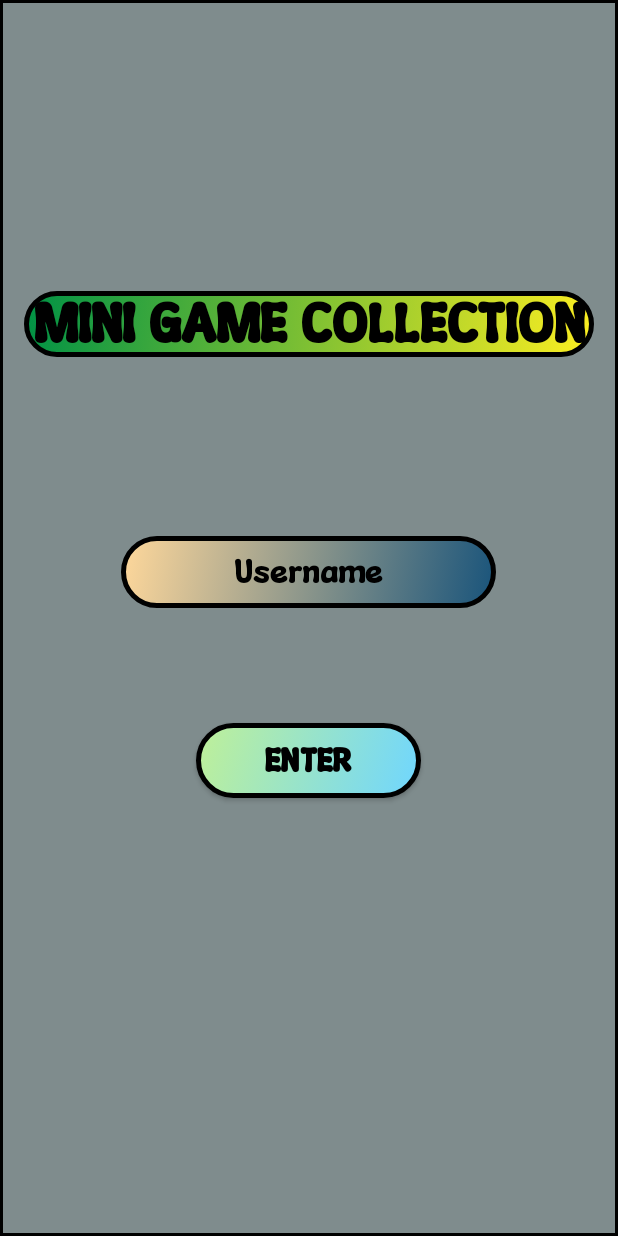
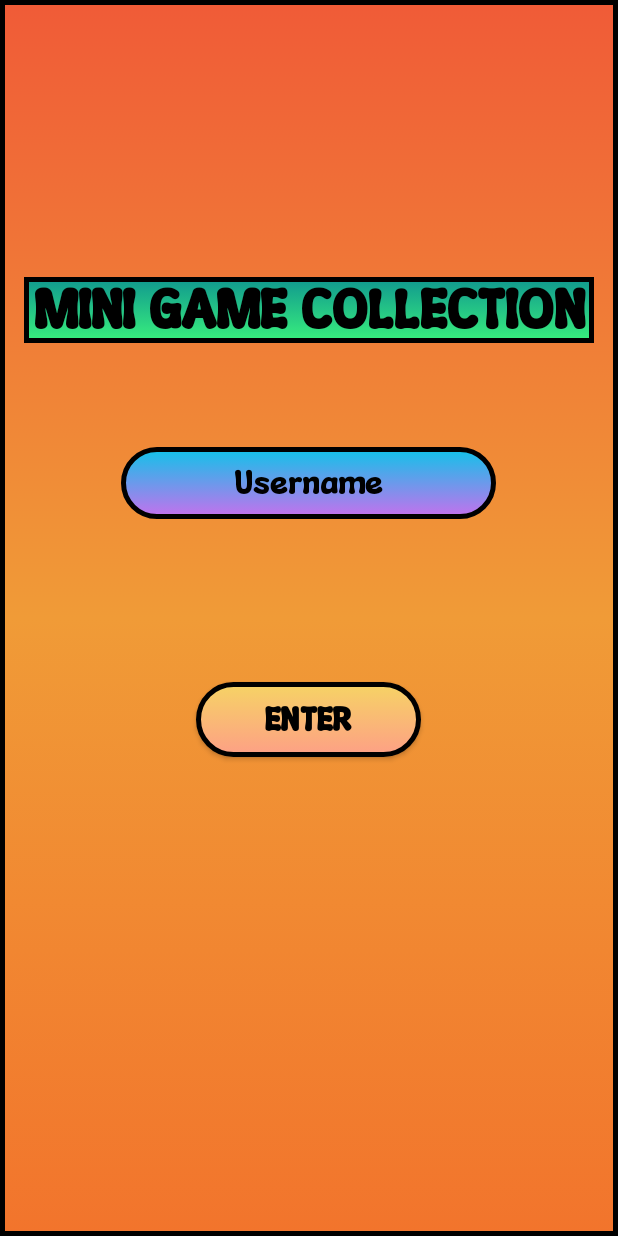
Before and after one commit to armanvalenzuela/minigamecollection.github.io, an Android app: the screen it shows after launch (UserActivity), on a phone screen of 412 x 824 dp. Run offline under Robolectric (Android 15) with nearby library versions, the phone set to English and light mode, and no system bars.

Commit message:
Mini Game Collection

```diff
--- /dev/null
+++ b/app/src/main/res/drawable/background.xml
@@ -0,0 +1,13 @@
+<?xml version="1.0" encoding="utf-8"?>
+<selector xmlns:android="http://schemas.android.com/apk/res/android">
+    <item>
+        <shape android:shape="rectangle">
+            <gradient
+                android:startColor="#F05B37"
+                android:centerColor="#F09B37"
+                android:endColor="#F2742C"
+                android:angle="150"/>
+            <stroke android:color="@color/black" android:width="3dp"/>
+        </shape>
+    </item>
+</selector>
--- /dev/null
+++ b/app/src/main/res/drawable/energy_pulse.xml
@@ -0,0 +1,13 @@
+<?xml version="1.0" encoding="utf-8"?>
+<selector xmlns:android="http://schemas.android.com/apk/res/android">
+    <item>
+        <shape android:shape="rectangle">
+            <gradient
+                android:startColor="#12c2e9"
+                android:endColor="#c471ed"
+                android:angle="150"/>
+            <corners android:radius="25dp"/>
+            <stroke android:color="@color/black" android:width="3dp"/>
+        </shape>
+    </item>
+</selector>
--- /dev/null
+++ b/app/src/main/res/drawable/enter_button.xml
@@ -0,0 +1,13 @@
+<?xml version="1.0" encoding="utf-8"?>
+<selector xmlns:android="http://schemas.android.com/apk/res/android">
+    <item>
+        <shape android:shape="rectangle">
+            <gradient
+                android:startColor="#f6d365"
+                android:endColor="#fda085"
+                android:angle="150"/>
+            <corners android:radius="25dp"/>
+            <stroke android:color="@color/black" android:width="3dp"/>
+        </shape>
+    </item>
+</selector>
--- /dev/null
+++ b/app/src/main/res/drawable/title_button.xml
@@ -0,0 +1,12 @@
+<?xml version="1.0" encoding="utf-8"?>
+<selector xmlns:android="http://schemas.android.com/apk/res/android">
+    <item>
+        <shape android:shape="rectangle">
+            <gradient
+                android:startColor="#11998e"
+                android:endColor="#38ef7d"
+                android:angle="190"/>
+            <stroke android:color="@color/black" android:width="3dp"/>
+        </shape>
+    </item>
+</selector>
--- a/app/src/main/res/layout/activity_main.xml
+++ b/app/src/main/res/layout/activity_main.xml
@@ -2,7 +2,7 @@
     xmlns:app="http://schemas.android.com/apk/res-auto"
     android:layout_width="match_parent"
     android:layout_height="match_parent"
-    android:background="@drawable/gamelist_color"
+    android:background="@drawable/background"
     android:orientation="vertical"
     android:layout_centerInParent="true"
 
@@ -12,20 +12,20 @@
         android:id="@+id/textView"
         android:layout_width="match_parent"
         android:layout_height="wrap_content"
+        android:background="@drawable/title_button"
         android:baselineAligned="false"
         android:fontFamily="@font/cheese"
         android:text="@string/mini_game_collection"
         android:textAlignment="center"
         android:textColor="@color/black"
-        android:background="@drawable/wordguess_colorbutton"
         android:textSize="35sp"
         android:textStyle="bold"
         app:layout_constraintBottom_toTopOf="@+id/usernameEditText"
         app:layout_constraintEnd_toEndOf="parent"
-        app:layout_constraintHorizontal_bias="0.461"
+        app:layout_constraintHorizontal_bias="0.0"
         app:layout_constraintStart_toStartOf="parent"
         app:layout_constraintTop_toTopOf="parent"
-        app:layout_constraintVertical_bias="0.598" />
+        app:layout_constraintVertical_bias="0.71" />
 
     <EditText
         android:id="@+id/usernameEditText"
@@ -34,9 +34,9 @@
         android:layout_marginTop="248dp"
         android:autofillHints=""
 
+        android:background="@drawable/energy_pulse"
         android:fontFamily="@font/cheese"
         android:hint="@string/username"
-        android:background="@drawable/row_colorbutton"
         android:inputType="textPersonName"
         android:minHeight="48dp"
         android:textAlignment="center"
@@ -48,7 +48,7 @@
         app:layout_constraintHorizontal_bias="0.496"
         app:layout_constraintStart_toStartOf="parent"
         app:layout_constraintTop_toTopOf="parent"
-        app:layout_constraintVertical_bias="0.55" />
+        app:layout_constraintVertical_bias="0.238" />
 
     <Button
         android:id="@+id/saveButton"
@@ -56,18 +56,18 @@
         android:layout_height="50dp"
         android:layout_marginStart="121dp"
         android:layout_marginEnd="124dp"
-        android:background="@drawable/snake_colorbutton"
+        android:background="@drawable/enter_button"
         android:fontFamily="@font/cheese"
         android:text="Enter"
-        android:textSize="21sp"
         android:textAlignment="center"
         android:textColor="@color/black"
+        android:textSize="21sp"
         android:textStyle="bold"
         app:layout_constraintBottom_toBottomOf="parent"
         app:layout_constraintEnd_toEndOf="parent"
         app:layout_constraintHorizontal_bias="0.437"
         app:layout_constraintStart_toStartOf="parent"
         app:layout_constraintTop_toTopOf="parent"
-        app:layout_constraintVertical_bias="0.628" />
+        app:layout_constraintVertical_bias="0.591" />
 
 </androidx.constraintlayout.widget.ConstraintLayout>
--- a/app/src/main/res/layout/game_list.xml
+++ b/app/src/main/res/layout/game_list.xml
@@ -5,7 +5,7 @@
     android:id="@+id/main"
     android:layout_width="match_parent"
     android:layout_height="match_parent"
-    android:background="@drawable/gamelist_color"
+    android:background="@drawable/background"
     tools:context=".GameList">
 
     <Button
@@ -57,6 +57,7 @@
         android:layout_width="375dp"
         android:layout_height="42dp"
         android:fontFamily="@font/cheese"
+        android:background="@drawable/title_button"
         android:text="MINI GAME COLLECTION"
         android:textAlignment="center"
         android:textColor="@color/black"
--- a/app/src/main/res/layout/player_mode.xml
+++ b/app/src/main/res/layout/player_mode.xml
@@ -37,8 +37,7 @@
         app:layout_constraintVertical_bias="0.534"
         custom:OColor="@color/black"
         custom:XColor="@color/black"
-        custom:boardColor="@color/black"
-        custom:WinLineColor="#00ff00"/>
+        custom:boardColor="@color/black"/>
 
 
     <androidx.constraintlayout.widget.ConstraintLayout
```
Also changed, not shown: app/src/main/java/com/example/minigamecollection/Board.java (+4 -4 lines), app/src/main/java/com/example/minigamecollection/GameLogic.java (+32 -17 lines).
